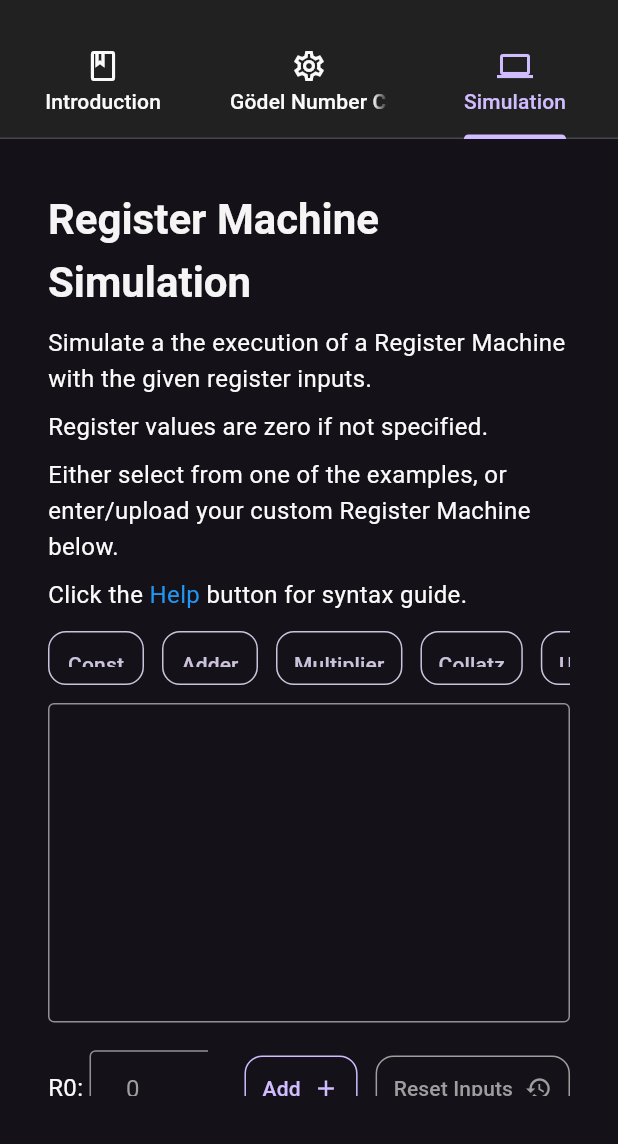
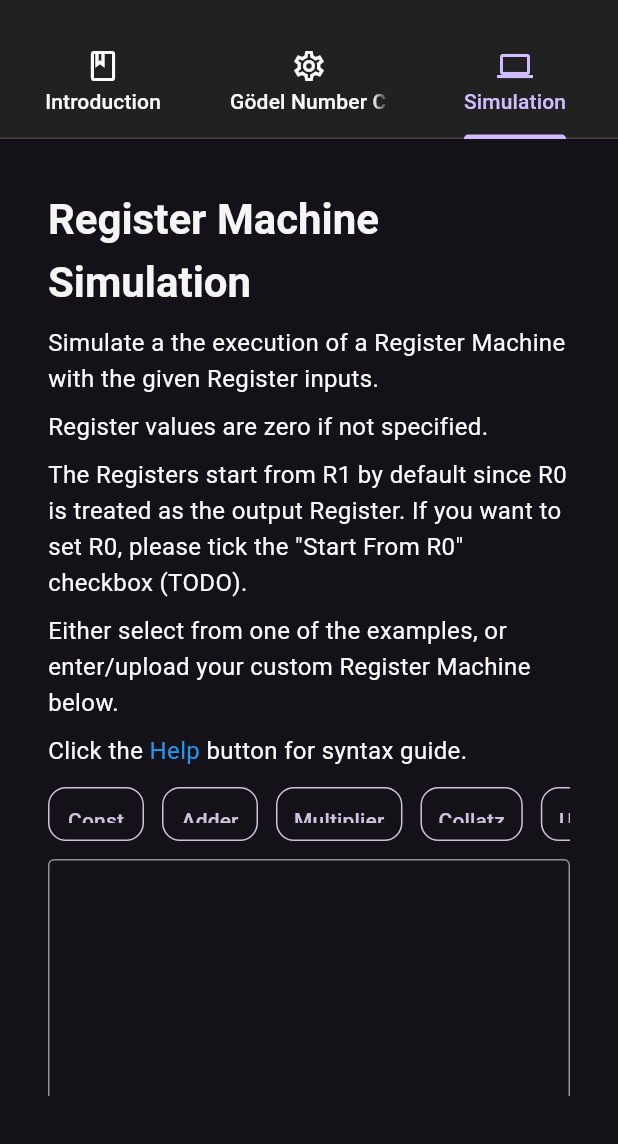
Before and after one commit to MMZK1526/rm_front_end, a Flutter app: the screen it shows after launch, tab 3 chosen, on a phone screen of 412 x 824 dp, the part 92-1236 px from its top. Run offline on Flutter 3.47's test engine with Material 2 defaults, Android fonts, the phone set to English and light mode, and no system bars; drawn by our look-alikes of flutter_markdown; our stand-ins replace dartz; missing offline and left inert: dart:html, markdown; network calls fail.

Commit message:
[mmzk] (feat) Basic simulation

```diff
--- a/lib/constants/my_markdown_texts.dart
+++ b/lib/constants/my_markdown_texts.dart
@@ -116,9 +116,11 @@ Please separate the numbers by spaces, commas, or semicolons.
 
   static const simulateMarkdown = """
 ## Register Machine Simulation
-Simulate a the execution of a Register Machine with the given register inputs.
+Simulate a the execution of a Register Machine with the given Register inputs.
 
 Register values are zero if not specified.
+
+The Registers start from R1 by default since R0 is treated as the output Register. If you want to set R0, please tick the "Start From R0" checkbox (TODO).
 
 Either select from one of the examples, or enter/upload your custom Register Machine below.
 
--- a/lib/controllers/register_input_manager.dart
+++ b/lib/controllers/register_input_manager.dart
@@ -32,6 +32,13 @@ class RegisterInputManager extends ChangeNotifier {
 
   /// The number of register input fields.
   int get registerCount => _registerInputManagers.length;
+
+  /// The list of register values, replacing empty inputs with "0".
+  List<String> get registerValues => _registerInputManagers
+      .map(
+        (im) => im.textController.text.isEmpty ? '0' : im.textController.text,
+      )
+      .toList();
 
   /// Initialise the [InputManager]s for the four initial register input fields.
   void initState() {
--- a/lib/views/simulation_tab.dart
+++ b/lib/views/simulation_tab.dart
@@ -14,6 +14,7 @@ import 'package:rm_front_end/controllers/callback_binder.dart';
 import 'package:rm_front_end/controllers/input_manager.dart';
 import 'package:rm_front_end/controllers/register_input_manager.dart';
 import 'package:rm_front_end/models/simulate_data.dart';
+import 'package:rm_front_end/services/rm_api.dart';
 import 'package:rm_front_end/utilities/file_io.dart';
 
 class SimulationTab extends StatefulWidget {
@@ -151,9 +152,12 @@ class _SimulationTabState extends State<SimulationTab>
                       physics: const BouncingScrollPhysics(
                         parent: AlwaysScrollableScrollPhysics(),
                       ),
-                      separatorBuilder: (context, _) =>
-                          const SizedBox(width: 24.0),
+                      separatorBuilder: (context, index) =>
+                          SizedBox(width: index == 0 ? 0.0 : 24.0),
                       itemBuilder: (context, index) {
+                        if (index == 0) {
+                          return const SizedBox.shrink();
+                        }
                         return SizedBox(
                           width: 240.0,
                           child: Row(
@@ -240,7 +244,12 @@ class _SimulationTabState extends State<SimulationTab>
                   child: Button(
                     enabled: _simulateInputManager.hasInput,
                     colour: Theme.of(context).colorScheme.primary,
-                    onPressed: () {},
+                    onPressed: () => _simulateInputManager.onQuery(
+                      (rm) => RMAPI.simulate(
+                        rm,
+                        _registerInputManager.registerValues,
+                      ),
+                    ),
                     child: SizedBox(
                       height: 64.0,
                       child: Row(
@@ -345,6 +354,15 @@ class _SimulationTabState extends State<SimulationTab>
               ],
             ),
           ),
+          if (simulateData != null)
+            Padding(
+              padding: const EdgeInsets.only(top: 12.0),
+              child: MyMarkdownBody(
+                selectable: true,
+                data: simulateData.toMarkdown(),
+                fitContent: false,
+              ),
+            ),
         ],
       ),
     );
```
Also changed, not shown: lib/models/simulate_data.dart (+21 -1 lines), lib/services/rm_api.dart (+25 -1 lines).
